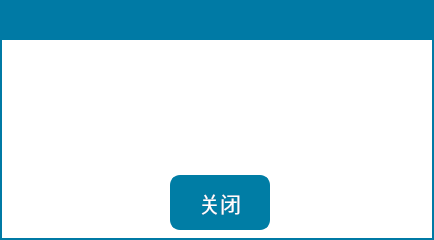
The window that SS_GDE/MsgBox/infobox.ui (Micheal1022/SS_GDE_Project) describes before a commit, drawn with Qt 5.
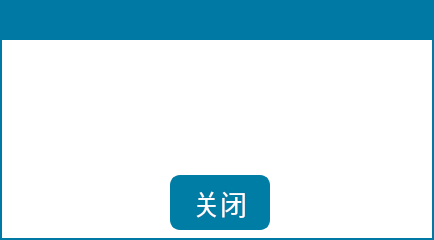
The same window after the commit. Icons and pictures are not drawn.

```diff
--- a/SS_GDE/MsgBox/infobox.ui
+++ b/SS_GDE/MsgBox/infobox.ui
@@ -44,7 +44,7 @@
    <property name="font">
     <font>
      <family>楷体</family>
-     <pointsize>16</pointsize>
+     <pointsize>20</pointsize>
      <weight>50</weight>
      <italic>false</italic>
      <bold>false</bold>
```
Left out of the diff: 4 changed lines with no effect on the pictures.
